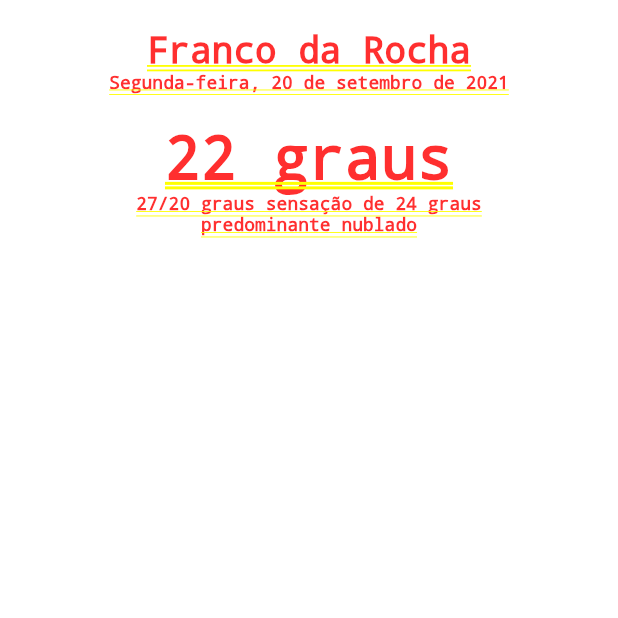
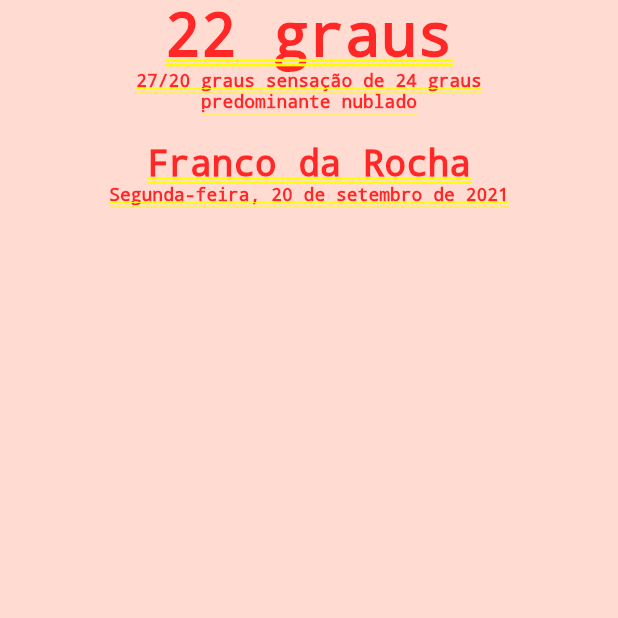
Before and after one commit to akatsuki-central-bh/Clima, a Flutter app: the screen it shows after launch, on a phone screen of 412 x 824 dp, the top half of it. Run offline on Flutter 3.47's test engine with Material 2 defaults, Android fonts, the phone set to English and light mode, and no system bars.

```diff
--- a/lib/main.dart
+++ b/lib/main.dart
@@ -12,7 +12,7 @@ class MyApp extends StatelessWidget {
     return MaterialApp(
       title: 'Flutter Demo',
       theme: ThemeData(
-        colorScheme: ColorScheme.fromSeed(seedColor: Colors.deepPurple),
+        colorScheme: ColorScheme.fromSeed(seedColor: Colors.deepOrange),
         useMaterial3: true,
       ),
       home: const MyHomePage(title: 'Flutter Demo Home Page'),
@@ -32,17 +32,32 @@ class MyHomePage extends StatefulWidget {
 class _MyHomePageState extends State<MyHomePage> {
   @override
   Widget build(BuildContext context) {
+    return SafeArea(
+      child: Container(
+          color: Theme.of(context).colorScheme.primaryContainer,
+          child: (const Column(
+            children: [
+              Weather(),
+              LocalTime(),
+            ],
+          ))),
+    );
+  }
+}
+
+class Weather extends StatelessWidget {
+  const Weather({
+    super.key,
+  });
+
+  @override
+  Widget build(BuildContext context) {
     return const Column(
       children: [
-        LocalTime(),
-        Column(
-          children: [
-            Text('22 graus', style: TextStyle(fontSize: 40)),
-            Text('27/20 graus sensação de 24 graus',
-                style: TextStyle(fontSize: 12)),
-            Text('predominante nublado', style: TextStyle(fontSize: 12)),
-          ],
-        )
+        Text('22 graus', style: TextStyle(fontSize: 40)),
+        Text('27/20 graus sensação de 24 graus',
+            style: TextStyle(fontSize: 12)),
+        Text('predominante nublado', style: TextStyle(fontSize: 12)),
       ],
     );
   }
```
